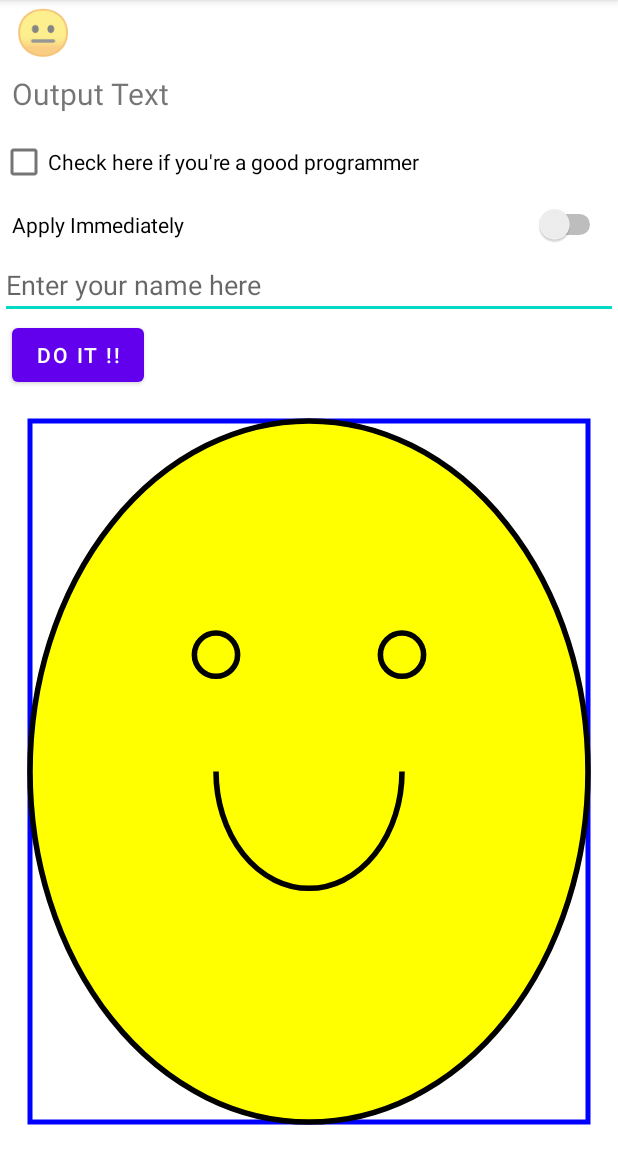
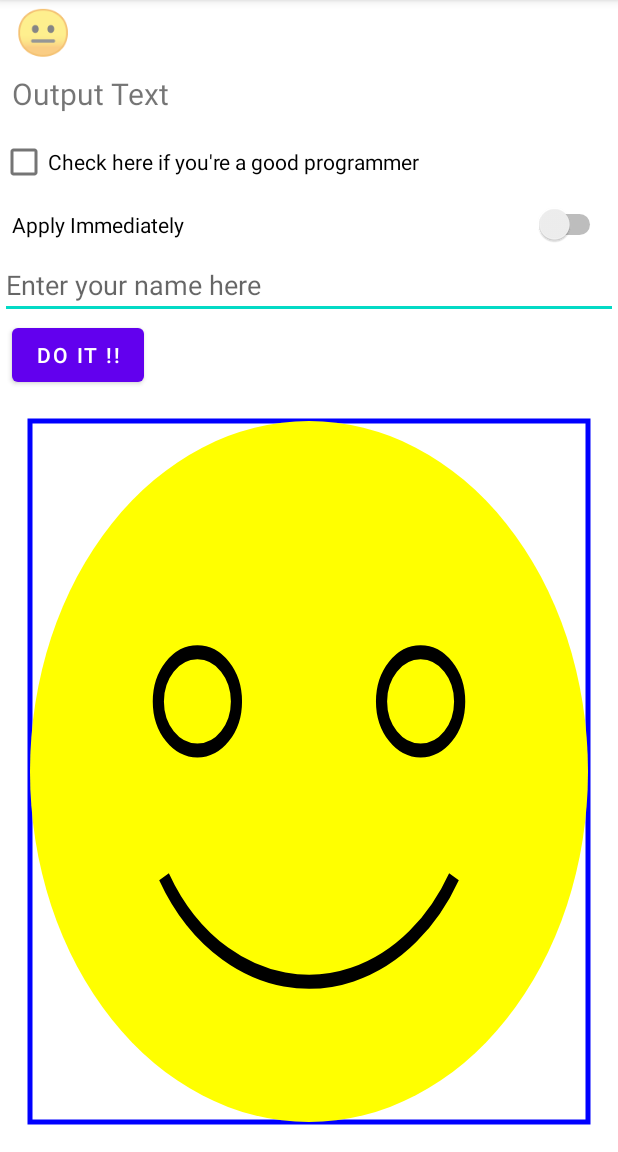
Before and after one commit to scgyong-kpu/spgp_2023, an Android app: the screen it shows after launch (MainActivity), on a phone screen of 412 x 824 dp, the part 84-1236 px from its top. Run offline under Robolectric (Android 15) with nearby library versions, the phone set to English and light mode, and no system bars.

Commit message:
그릴 곳을 미리 matrix 를 결정해 두면 0~100 사이의 좌표로 그릴 수 있다.

```diff
--- a/MoreControls/app/src/main/java/kr/ac/tukorea/ge/spgp2023/morecontrols/GameView.java
+++ b/MoreControls/app/src/main/java/kr/ac/tukorea/ge/spgp2023/morecontrols/GameView.java
@@ -62,7 +62,7 @@ public class GameView extends View {
         rect = new Rect(paddingLeft, paddingTop, getWidth() - paddingRight, getHeight() - paddingBottom);
         ovalRect = new RectF(rect.left, rect.top, rect.right, rect.bottom);
 
-        outlinePaint.setStrokeWidth(contentWidth / 100f);
+        outlinePaint.setStrokeWidth(2);
     }
 
     @Override
@@ -79,20 +79,20 @@ public class GameView extends View {
         // TODO: consider storing these as member variables to reduce
         // allocations per draw cycle.
         canvas.drawRect(rect, paint);
+        setCanvasRect(canvas, rect.left, rect.top, rect.width(), rect.height());
         drawSmiley(canvas);
     }
 
+    private void setCanvasRect(Canvas canvas, float left, float top, float width, float height) {
+        Log.i(TAG, "setCanvasRect("+left+","+top+","+width+","+height+")");
+        canvas.translate(left, top);
+        canvas.scale(width / 100f, height / 100f);
+    }
+
     private void drawSmiley(Canvas canvas) {
-        canvas.drawOval(ovalRect, facePaint);
-        canvas.drawOval(ovalRect, outlinePaint);
-        float x1 = ovalRect.centerX() - ovalRect.width() / 6;
-        float x2 = ovalRect.centerX() + ovalRect.width() / 6;
-        float y1 = ovalRect.centerY() - ovalRect.height() / 6;
-        float y2 = ovalRect.centerY() + ovalRect.height() / 6;
-        float r = x1 / 10;
-        canvas.drawCircle(x1, y1, r, outlinePaint);
-        canvas.drawCircle(x2, y1, r, outlinePaint);
-
-        canvas.drawArc(x1, y1, x2, y2, 0, 180, false, outlinePaint);
+        canvas.drawOval(0, 0, 100, 100, facePaint);
+        canvas.drawCircle(30, 40, 7, outlinePaint);
+        canvas.drawCircle(70, 40, 7, outlinePaint);
+        canvas.drawArc(20, 20, 80, 80, 30, 120, false, outlinePaint);
     }
 }
```
